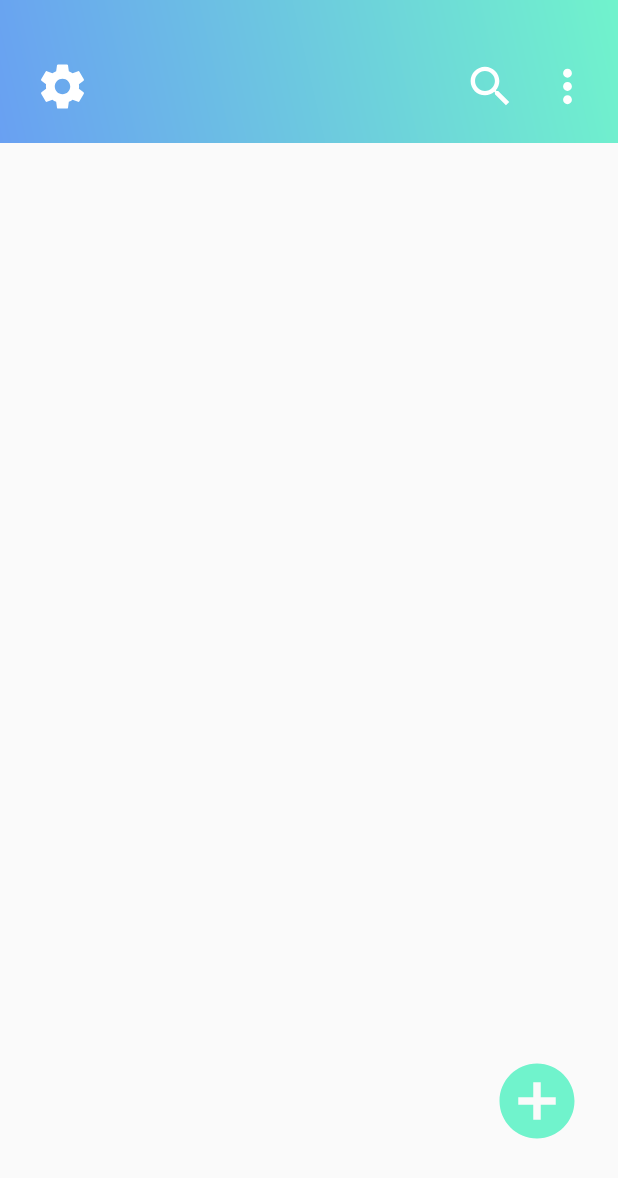
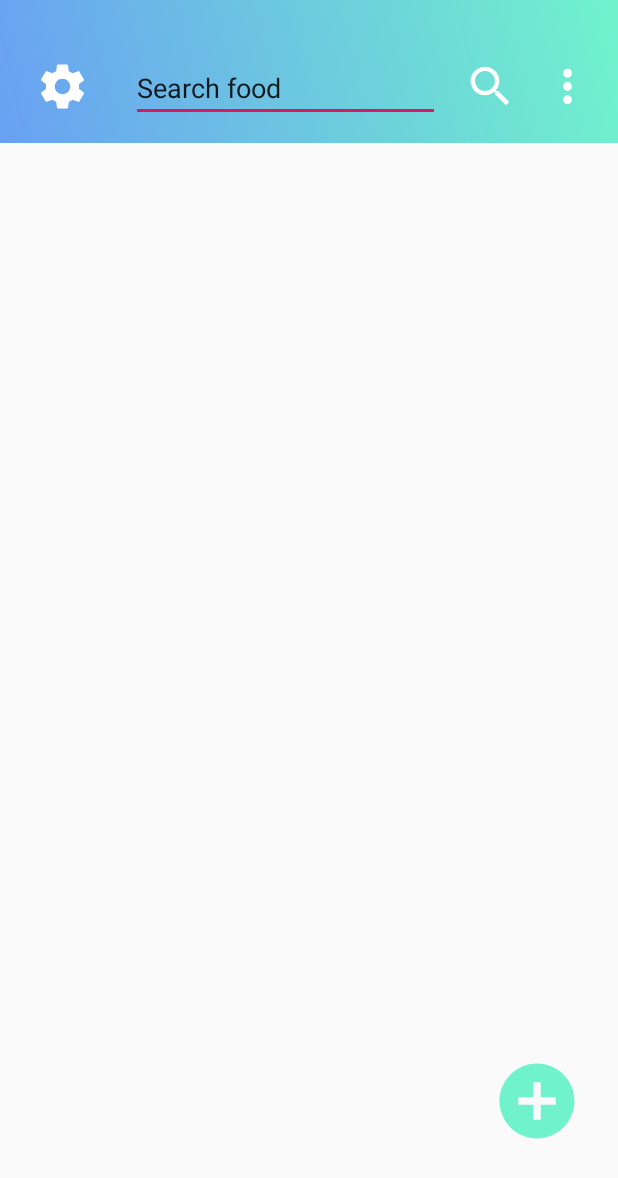
Before and after one commit to YEESH421/SpoilAlert, an Android app: the FridgeActivity screen opened directly, with no data from a screen before it, after a tap on an icon or button, on a phone screen of 412 x 824 dp. Shown: the top 1178 px of the screen. Run offline under Robolectric (Android 15) with nearby library versions, the phone set to English and light mode, and no system bars.

Commit message:
updating list contents w search

```diff
--- a/app/src/main/java/com/dfreez3/spoilalert/FridgeActivity.java
+++ b/app/src/main/java/com/dfreez3/spoilalert/FridgeActivity.java
@@ -7,6 +7,8 @@ import android.util.Log;
 import android.view.View;
 import android.view.Window;
 import android.view.WindowManager;
+import android.widget.Button;
+import android.widget.EditText;
 import android.widget.ImageView;
 import android.widget.ListView;
 
@@ -16,7 +18,6 @@ import org.json.JSONObject;
 import java.io.IOException;
 import java.util.ArrayList;
 import java.util.Date;
-import java.util.List;
 import java.util.Timer;
 import java.util.TimerTask;
 
@@ -24,35 +25,16 @@ public class FridgeActivity extends Activity implements View.OnClickListener {
 
     private static final String TAG = "FRIDGE_DEBUG -> ";
 
+
     private Timer autoUpdate;
 
     private ImageView addButton;
-    private ImageView searchButton;
-    private ImageView filterButton;
-    private ImageView deleteButton;
-    private ImageView settingsButton;
-    private ImageView cancelButton;
+    private ImageView search;
+    private EditText editText;
 
     private ArrayList<FoodModel> listContents;
     private FoodAdapter arrayAdapter;
 
-    public void setSelectionMode() {
-        addButton.setVisibility(View.GONE);
-        searchButton.setVisibility(View.GONE);
-        filterButton.setVisibility(View.GONE);
-        settingsButton.setVisibility(View.GONE);
-        deleteButton.setVisibility(View.VISIBLE);
-        cancelButton.setVisibility(View.VISIBLE);
-    }
-
-    private void unsetSelectionMode() {
-        addButton.setVisibility(View.VISIBLE);
-        searchButton.setVisibility(View.VISIBLE);
-        filterButton.setVisibility(View.VISIBLE);
-        settingsButton.setVisibility(View.VISIBLE);
-        deleteButton.setVisibility(View.GONE);
-        cancelButton.setVisibility(View.GONE);
-    }
 
     private String getItemFileContents() {
         try {
@@ -71,15 +53,18 @@ public class FridgeActivity extends Activity implements View.OnClickListener {
             JSONArray items = reader.getJSONArray("items");
 
             for(int i = 0; i < items.length(); i++) {
-                listContents.add(new FoodModel(i,
+                listContents.add(new FoodModel(
                         items.getJSONObject(i).getString("name"),
                         new Date(items.getJSONObject(i).getLong("purchaseDate")),
                         items.getJSONObject(i).getLong("expirationPeriod"))
                 );
             }
+
+
         } catch (org.json.JSONException e) {
             Log.d(TAG, e.getMessage());
         }
+
     }
 
     private void createList() {
@@ -91,6 +76,16 @@ public class FridgeActivity extends Activity implements View.OnClickListener {
         ListView listView = findViewById(R.id.food_list);
         listView.setAdapter(arrayAdapter);
     }
+    private void updateList(String s) {
+        ArrayList temp = new ArrayList<>();
+        for (FoodModel f : listContents) {
+            if (f.getName().equals(s)) {
+                temp.add(f);
+            }
+        }
+        listContents.clear();
+        arrayAdapter.notifyDataSetChanged();
+    }
 
     @Override
     public void onClick(View v) {
@@ -100,26 +95,13 @@ public class FridgeActivity extends Activity implements View.OnClickListener {
                     AddFoodActivity.class
             );
             startActivity(addFoodIntent);
-        } else if(v.getId() == cancelButton.getId()) {
-            unsetSelectionMode();
-            createList();
-        } else if(v.getId() == deleteButton.getId()) {
-            List<Integer> deleteList = this.arrayAdapter.getSelectionContent();
-
-            ArrayList<Integer> ids = new ArrayList<>();
-            for(FoodModel model : this.listContents) {
-                if(deleteList.contains(model.getId())) {
-                    ids.add(model.getId());
+        } else if (v.getId() == search.getId()) {
+            String value = editText.getText().toString();
+            updateList(value);
                 }
             }
-            if(ids.size() > 0) {
-                StorageService.deleteItemsFromJson(ids);
-            }
-            createList();
 
-            unsetSelectionMode();
-        }
-    }
+
 
     @Override
     protected void onCreate(Bundle savedInstanceState) {
@@ -145,24 +127,17 @@ public class FridgeActivity extends Activity implements View.OnClickListener {
 
         addButton = findViewById(R.id.add_button);
         addButton.setOnClickListener(this);
-        searchButton = findViewById(R.id.search_button);
-        searchButton.setOnClickListener(this);
-        deleteButton = findViewById(R.id.delete_button);
-        deleteButton.setOnClickListener(this);
-        cancelButton = findViewById(R.id.cancel_button);
-        cancelButton.setOnClickListener(this);
-
-        filterButton = findViewById(R.id.filter_button);
-        settingsButton = findViewById(R.id.settings_button);
+        search = findViewById(R.id.search_button);
+        search.setOnClickListener(this);
+        editText = findViewById(R.id.editText);
+        editText.setOnClickListener(this);
     }
 
     @Override
     public void onResume() {
         super.onResume();
-
-        if(this.autoUpdate == null) {
-            this.autoUpdate = new Timer();
-            this.autoUpdate.schedule(new TimerTask() {
+        autoUpdate = new Timer();
+        autoUpdate.schedule(new TimerTask() {
             @Override
             public void run() {
                 runOnUiThread(new Runnable() {
@@ -173,8 +148,11 @@ public class FridgeActivity extends Activity implements View.OnClickListener {
                 });
             }
         }, 0, 40000);
+        createList();
     }
 
-        createList();
+
+
+
+
 }
-}
--- a/app/src/main/res/layout/activity_fridge.xml
+++ b/app/src/main/res/layout/activity_fridge.xml
@@ -25,11 +25,11 @@
             android:layout_marginBottom="16dp"
             android:src="@drawable/ic_search_black_24dp"
             app:layout_constraintBottom_toBottomOf="parent"
-            app:layout_constraintEnd_toStartOf="@+id/filter_button"
+            app:layout_constraintEnd_toStartOf="@+id/nav_button"
             app:layout_constraintTop_toTopOf="parent" />
 
         <ImageView
-            android:id="@+id/filter_button"
+            android:id="@+id/nav_button"
             android:layout_width="35dp"
             android:layout_height="0dp"
             android:layout_marginTop="36dp"
@@ -53,31 +53,23 @@
             app:layout_constraintStart_toStartOf="parent"
             app:layout_constraintTop_toTopOf="parent" />
 
-        <ImageView
-            android:id="@+id/delete_button"
-            android:layout_width="35dp"
-            android:layout_height="0dp"
+        <EditText
+            android:id="@+id/editText"
+            android:layout_width="206dp"
+            android:layout_height="wrap_content"
+            android:layout_marginStart="8dp"
             android:layout_marginTop="36dp"
-            android:layout_marginEnd="16dp"
-            android:layout_marginBottom="16dp"
-            android:src="@drawable/ic_delete"
-            android:visibility="gone"
+            android:layout_marginEnd="8dp"
+            android:layout_marginBottom="8dp"
+            android:ems="10"
+            android:inputType="textPersonName"
+            android:text="Search food"
             app:layout_constraintBottom_toBottomOf="parent"
             app:layout_constraintEnd_toEndOf="parent"
-            app:layout_constraintTop_toTopOf="parent" />
-
-        <ImageView
-            android:id="@+id/cancel_button"
-            android:layout_width="35dp"
-            android:layout_height="0dp"
-            android:layout_marginStart="24dp"
-            android:layout_marginTop="36dp"
-            android:layout_marginBottom="16dp"
-            android:src="@drawable/ic_cancel"
-            android:visibility="gone"
-            app:layout_constraintBottom_toBottomOf="parent"
+            app:layout_constraintHorizontal_bias="0.419"
             app:layout_constraintStart_toStartOf="parent"
-            app:layout_constraintTop_toTopOf="parent" />
+            app:layout_constraintTop_toTopOf="parent"
+            app:layout_constraintVertical_bias="0.0" />
     </android.support.constraint.ConstraintLayout>
 
     <ListView
@@ -87,7 +79,7 @@
         android:layout_marginStart="8dp"
         android:layout_marginTop="8dp"
         android:layout_marginEnd="8dp"
-        android:layout_marginBottom="36dp"
+        android:layout_marginBottom="8dp"
         android:divider="@null"
         android:dividerHeight="0dp"
         app:layout_constraintBottom_toBottomOf="parent"
```
Lines whose indentation alone changed are shown as unchanged.
